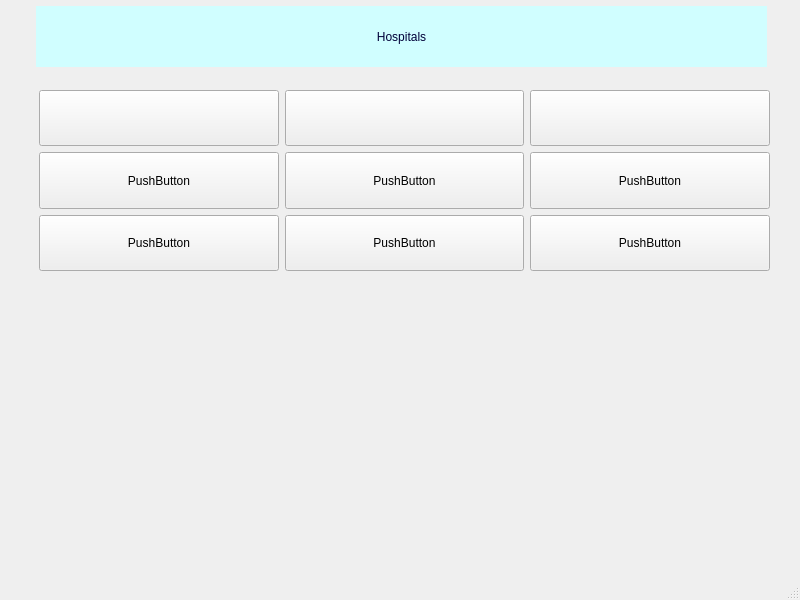
ayush-regmi/CoviCURE, file Forms/Hospital/hospitals.ui: the form before one commit.
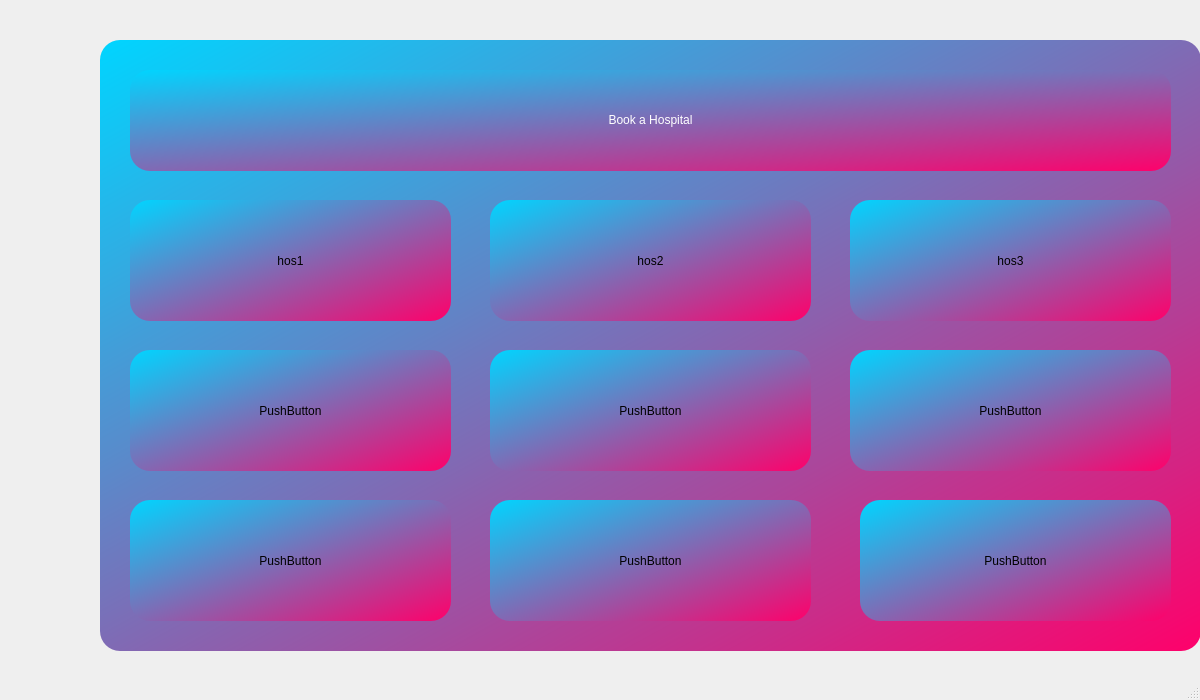
The form after the commit.

The edit to the form file:
```diff
--- a/Forms/Hospital/hospitals.ui
+++ b/Forms/Hospital/hospitals.ui
@@ -6,60 +6,36 @@
    <rect>
     <x>0</x>
     <y>0</y>
-    <width>800</width>
-    <height>600</height>
+    <width>1200</width>
+    <height>700</height>
    </rect>
   </property>
   <property name="windowTitle">
    <string>MainWindow</string>
   </property>
   <widget class="QWidget" name="centralwidget">
-   <widget class="QLabel" name="label">
+   <widget class="QGroupBox" name="groupBox">
     <property name="geometry">
      <rect>
-      <x>36</x>
-      <y>6</y>
-      <width>731</width>
-      <height>61</height>
+      <x>100</x>
+      <y>40</y>
+      <width>1101</width>
+      <height>611</height>
      </rect>
     </property>
     <property name="styleSheet">
-     <string notr="true">background-color: rgb(208, 254, 255);
-color: rgb(0, 0, 56);
-font: 900 24pt &quot;Segoe UI Black&quot;;</string>
+     <string notr="true">background-color: qlineargradient(spread:reflect, x1:0, y1:0, x2:1, y2:1, stop:0 rgba(0, 213, 255, 255), stop:1 rgba(255, 0, 106, 255));
+border-radius: 20px;</string>
     </property>
-    <property name="text">
-     <string>Hospitals</string>
-    </property>
-    <property name="alignment">
-     <set>Qt::AlignCenter</set>
-    </property>
-   </widget>
-   <widget class="QWidget" name="gridLayoutWidget">
-    <property name="geometry">
-     <rect>
-      <x>39</x>
-      <y>90</y>
-      <width>731</width>
-      <height>181</height>
-     </rect>
-    </property>
-    <layout class="QGridLayout" name="gridLayout">
-     <item row="0" column="1">
-      <widget class="QPushButton" name="hos2">
-       <property name="sizePolicy">
-        <sizepolicy hsizetype="Preferred" vsizetype="Preferred">
-         <horstretch>0</horstretch>
-         <verstretch>0</verstretch>
-        </sizepolicy>
-       </property>
-       <property name="text">
-        <string/>
-       </property>
-      </widget>
-     </item>
-     <item row="0" column="0">
       <widget class="QPushButton" name="hos1">
+     <property name="geometry">
+      <rect>
+       <x>30</x>
+       <y>160</y>
+       <width>321</width>
+       <height>121</height>
+      </rect>
+     </property>
        <property name="sizePolicy">
         <sizepolicy hsizetype="Preferred" vsizetype="Preferred">
          <horstretch>0</horstretch>
@@ -67,12 +43,18 @@
         </sizepolicy>
        </property>
        <property name="text">
-        <string/>
-       </property>
-      </widget>
-     </item>
-     <item row="1" column="2">
-      <widget class="QPushButton" name="hos6">
+      <string>hos1</string>
+     </property>
+    </widget>
+    <widget class="QPushButton" name="hos2">
+     <property name="geometry">
+      <rect>
+       <x>390</x>
+       <y>160</y>
+       <width>321</width>
+       <height>121</height>
+      </rect>
+     </property>
        <property name="sizePolicy">
         <sizepolicy hsizetype="Preferred" vsizetype="Preferred">
          <horstretch>0</horstretch>
@@ -80,12 +62,18 @@
         </sizepolicy>
        </property>
        <property name="text">
-        <string>PushButton</string>
-       </property>
-      </widget>
-     </item>
-     <item row="0" column="2">
+      <string>hos2</string>
+     </property>
+    </widget>
       <widget class="QPushButton" name="hos3">
+     <property name="geometry">
+      <rect>
+       <x>750</x>
+       <y>160</y>
+       <width>321</width>
+       <height>121</height>
+      </rect>
+     </property>
        <property name="sizePolicy">
         <sizepolicy hsizetype="Preferred" vsizetype="Preferred">
          <horstretch>0</horstretch>
@@ -93,12 +81,18 @@
         </sizepolicy>
        </property>
        <property name="text">
-        <string/>
-       </property>
-      </widget>
-     </item>
-     <item row="1" column="1">
-      <widget class="QPushButton" name="hos5">
+      <string>hos3</string>
+     </property>
+    </widget>
+    <widget class="QPushButton" name="hos9">
+     <property name="geometry">
+      <rect>
+       <x>760</x>
+       <y>460</y>
+       <width>311</width>
+       <height>121</height>
+      </rect>
+     </property>
        <property name="sizePolicy">
         <sizepolicy hsizetype="Preferred" vsizetype="Preferred">
          <horstretch>0</horstretch>
@@ -109,9 +103,15 @@
         <string>PushButton</string>
        </property>
       </widget>
-     </item>
-     <item row="1" column="0">
       <widget class="QPushButton" name="hos4">
+     <property name="geometry">
+      <rect>
+       <x>30</x>
+       <y>310</y>
+       <width>321</width>
+       <height>121</height>
+      </rect>
+     </property>
        <property name="sizePolicy">
         <sizepolicy hsizetype="Preferred" vsizetype="Preferred">
          <horstretch>0</horstretch>
@@ -122,9 +122,53 @@
         <string>PushButton</string>
        </property>
       </widget>
-     </item>
-     <item row="2" column="0">
+    <widget class="QPushButton" name="hos6">
+     <property name="geometry">
+      <rect>
+       <x>750</x>
+       <y>310</y>
+       <width>321</width>
+       <height>121</height>
+      </rect>
+     </property>
+     <property name="sizePolicy">
+      <sizepolicy hsizetype="Preferred" vsizetype="Preferred">
+       <horstretch>0</horstretch>
+       <verstretch>0</verstretch>
+      </sizepolicy>
+     </property>
+     <property name="text">
+      <string>PushButton</string>
+     </property>
+    </widget>
+    <widget class="QPushButton" name="hos5">
+     <property name="geometry">
+      <rect>
+       <x>390</x>
+       <y>310</y>
+       <width>321</width>
+       <height>121</height>
+      </rect>
+     </property>
+     <property name="sizePolicy">
+      <sizepolicy hsizetype="Preferred" vsizetype="Preferred">
+       <horstretch>0</horstretch>
+       <verstretch>0</verstretch>
+      </sizepolicy>
+     </property>
+     <property name="text">
+      <string>PushButton</string>
+     </property>
+    </widget>
       <widget class="QPushButton" name="hos7">
+     <property name="geometry">
+      <rect>
+       <x>30</x>
+       <y>460</y>
+       <width>321</width>
+       <height>121</height>
+      </rect>
+     </property>
        <property name="sizePolicy">
         <sizepolicy hsizetype="Preferred" vsizetype="Preferred">
          <horstretch>0</horstretch>
@@ -135,9 +179,15 @@
         <string>PushButton</string>
        </property>
       </widget>
-     </item>
-     <item row="2" column="1">
       <widget class="QPushButton" name="hos8">
+     <property name="geometry">
+      <rect>
+       <x>390</x>
+       <y>460</y>
+       <width>321</width>
+       <height>121</height>
+      </rect>
+     </property>
        <property name="sizePolicy">
         <sizepolicy hsizetype="Preferred" vsizetype="Preferred">
          <horstretch>0</horstretch>
@@ -148,21 +198,26 @@
         <string>PushButton</string>
        </property>
       </widget>
-     </item>
-     <item row="2" column="2">
-      <widget class="QPushButton" name="hos9">
-       <property name="sizePolicy">
-        <sizepolicy hsizetype="Preferred" vsizetype="Preferred">
-         <horstretch>0</horstretch>
-         <verstretch>0</verstretch>
-        </sizepolicy>
-       </property>
+    <widget class="QLabel" name="label">
+     <property name="geometry">
+      <rect>
+       <x>30</x>
+       <y>30</y>
+       <width>1041</width>
+       <height>101</height>
+      </rect>
+     </property>
+     <property name="styleSheet">
+      <string notr="true">font: 600 36pt &quot;Segoe UI&quot;;
+color: rgb(255, 255, 255);</string>
+     </property>
        <property name="text">
-        <string>PushButton</string>
-       </property>
-      </widget>
-     </item>
-    </layout>
+      <string>&lt;html&gt;&lt;head/&gt;&lt;body&gt;&lt;p&gt;Book a Hospital&lt;/p&gt;&lt;/body&gt;&lt;/html&gt;</string>
+     </property>
+     <property name="alignment">
+      <set>Qt::AlignCenter</set>
+     </property>
+    </widget>
    </widget>
   </widget>
   <widget class="QMenuBar" name="menubar">
```
Left out of the diff: 2 changed lines with no effect on the pictures. Lines whose indentation alone changed are shown as unchanged.
